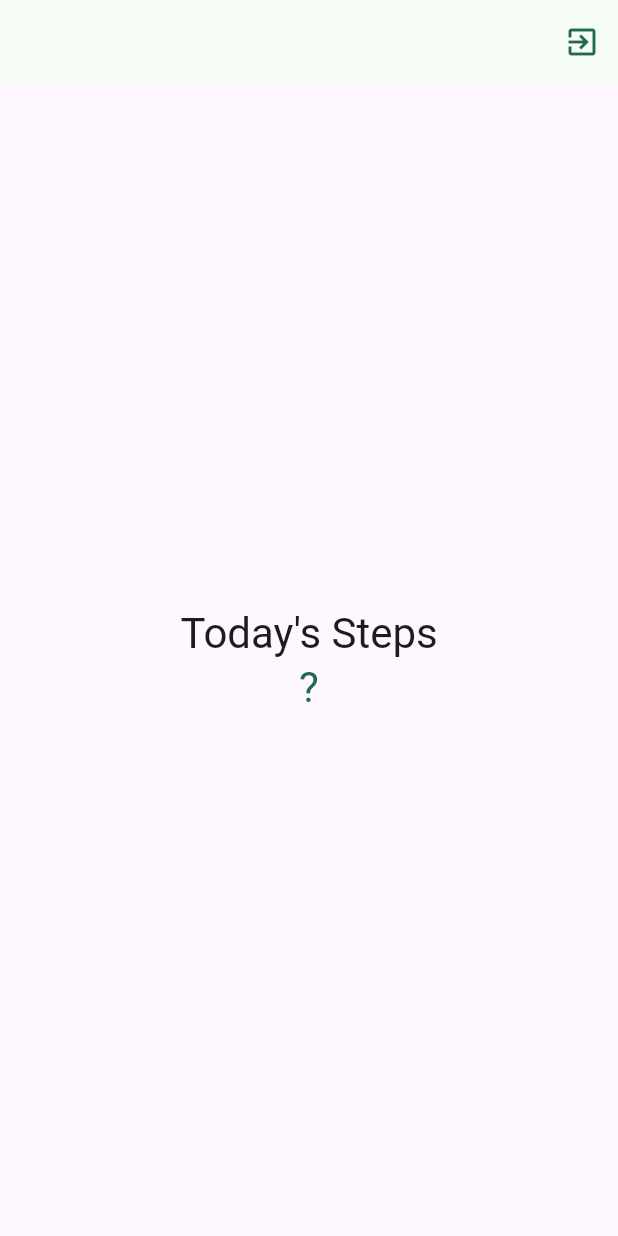
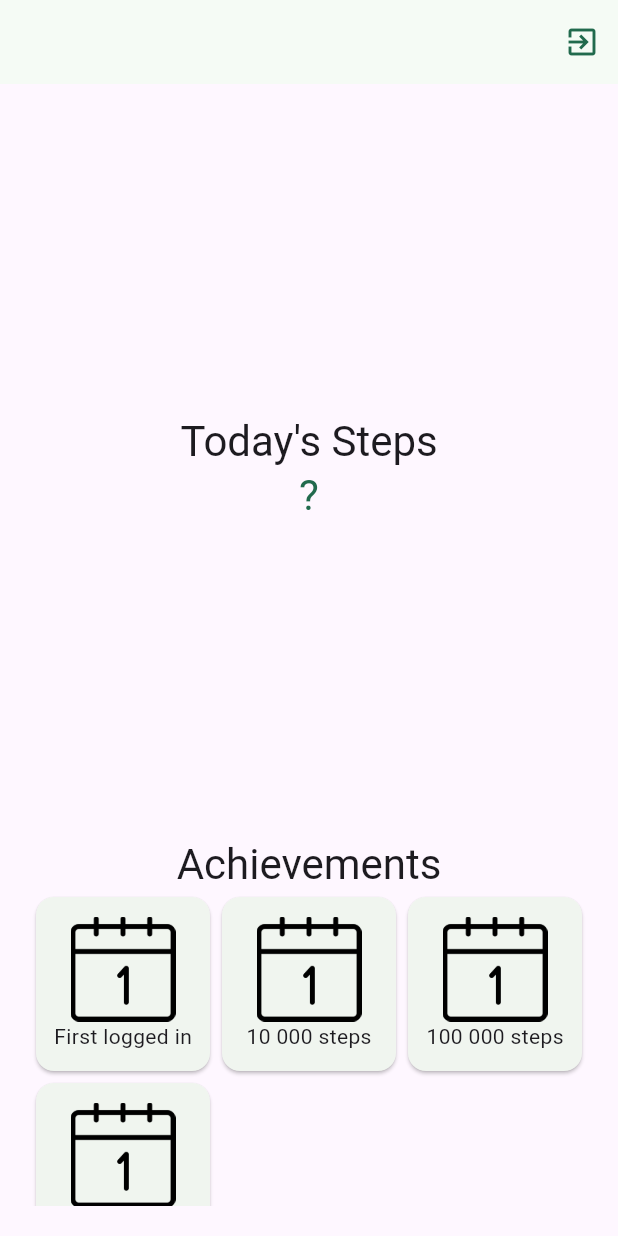
Before and after one commit to maxxlab/flutter_step_counter, a Flutter app: the screen it shows once a user with an empty profile is signed in, on a phone screen of 412 x 824 dp. Run offline on Flutter 3.47's test engine with Material 3 defaults, Android fonts, the phone set to English and light mode, and no system bars; our stand-ins replace cloud_firestore, firebase_auth, firebase_core, firebase_storage, image_picker and 1 more; missing offline and left inert: dart:ffi; accounts and stored records are empty.

Commit message:
Added displaying num of steps and basic achievenments

```diff
--- /dev/null
+++ b/lib/data/achievements_list.dart
@@ -0,0 +1,8 @@
+import 'package:step_counter_app/models/achievement.dart';
+
+final achievements = [
+  Achievement(image: 'assets/achievements/date.png', title: 'First logged in', description: 'you have successfully entered the program for the first time'),
+  Achievement(image: 'assets/achievements/date.png', title: '10 000 steps', description: 'you have successfully entered the program for the first time'),
+  Achievement(image: 'assets/achievements/date.png', title: '100 000 steps', description: 'you have successfully entered the program for the first time'),
+  Achievement(image: 'assets/achievements/date.png', title: '1 000 000 steps', description: 'you have successfully entered the program for the first time'),
+];
--- a/lib/screens/auth.dart
+++ b/lib/screens/auth.dart
@@ -64,6 +64,12 @@ class _AuthScreenState extends State<AuthScreen> {
           'username': _enteredUsername,
           'email': _enteredEmail,
           'image_url': imageURL,
+          'achievements': {
+            'first logged in': true,
+            'Walked 10 000 steps': false,
+            'Walked 100 000 steps': false,
+            'Walked 1 000 000 steps': false
+          }
         });
       }
     } on FirebaseAuthException catch (error) {
--- a/lib/screens/home.dart
+++ b/lib/screens/home.dart
@@ -1,6 +1,7 @@
 import 'package:flutter/material.dart';
 import 'package:firebase_auth/firebase_auth.dart';
 import 'package:pedometer/pedometer.dart';
+import 'package:step_counter_app/data/achievements_list.dart';
 
 String formatDate(DateTime d) {
   return d.toString().substring(0, 19);
@@ -80,22 +81,48 @@ class _HomeScreenState extends State<HomeScreen> {
         ],
       ),
       body: Center(
+        child: Padding(
+          padding: const EdgeInsets.all(20.0),
           child: Column(
             mainAxisAlignment: MainAxisAlignment.center,
             children: [
+              const SizedBox(height: 200,),
               Text(
                 'Today\'s Steps',
                 style: Theme.of(context).textTheme.headlineMedium,
               ),
               Text(
                 _steps,
-              style: Theme.of(context).textTheme.headlineMedium!.copyWith(
-                color: Theme.of(context).colorScheme.primary
+                style: Theme.of(context)
+                    .textTheme
+                    .headlineMedium!
+                    .copyWith(color: Theme.of(context).colorScheme.primary),
+              ),
+              const Spacer(),
+              Text('Achievements', style: Theme.of(context).textTheme.headlineMedium,),
+              Expanded(
+                child:
+                GridView(
+                   gridDelegate: SliverGridDelegateWithFixedCrossAxisCount(
+                      crossAxisCount: 3),
+                  children: [
+                    ...achievements.map(
+                      (e) => Card(
+                        child: Column(
+                          mainAxisAlignment: MainAxisAlignment.center,
+                          children: [
+                          Image.asset(e.image, height: 70,),
+                          Text(e.title),
+                        ]),
+                      ),
+                    ),
+                  ],
                 ),
               )
             ],
           ),
         ),
+      ),
     );
   }
 }
--- /dev/null
+++ b/lib/widgets/achievements.dart
@@ -0,0 +1,18 @@
+import 'package:flutter/material.dart';
+
+class Achievements extends StatefulWidget {
+  const Achievements({super.key});
+
+  @override
+  State<Achievements> createState() => _AchievementsState();
+}
+
+class _AchievementsState extends State<Achievements> {
+
+
+
+  @override
+  Widget build(BuildContext context) {
+    return const Placeholder();
+  }
+}
--- a/pubspec.yaml
+++ b/pubspec.yaml
@@ -66,6 +66,7 @@ flutter:
   # To add assets to your application, add an assets section, like this:
   assets:
     - assets/foots_icon.png
+    - assets/achievements/date.png
   #   - images/a_dot_ham.jpeg
 
   # An image asset can refer to one or more resolution-specific "variants", see
```
Also changed, not shown: lib/models/achievement.dart (added, +65 -0 lines), lib/models/user.dart (+7 -59 lines), assets/achievements/date.png (added). Lines whose indentation alone changed are shown as unchanged.
